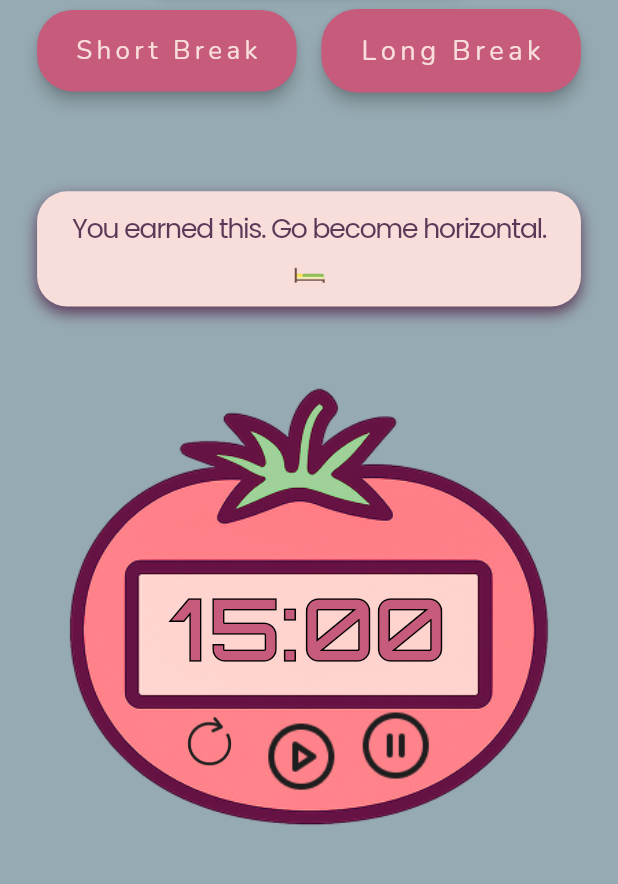
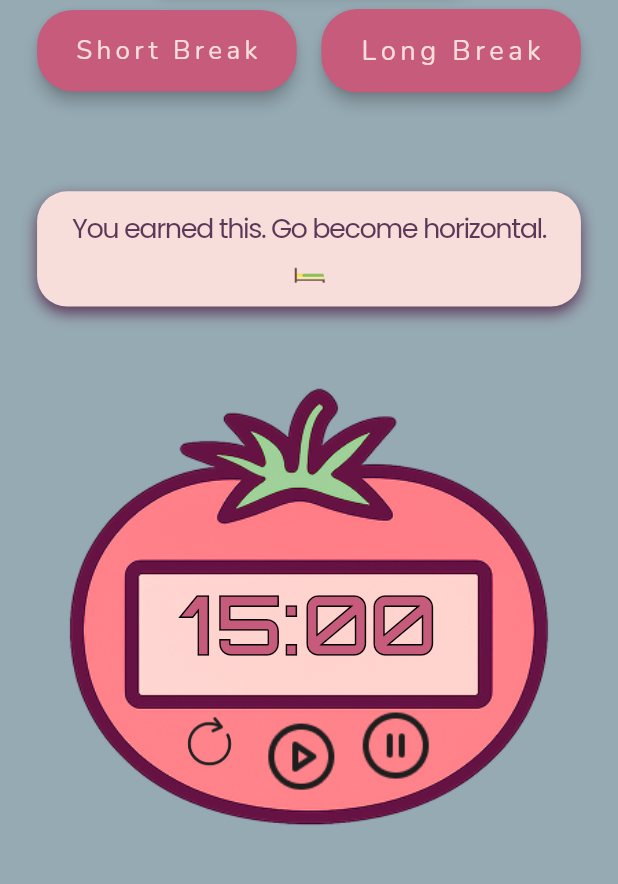
Before and after one commit to vansolinka/pomdoroweird, a Flutter app: the LongBreakScreen screen opened directly, on a phone screen of 412 x 824 dp, the part 229-1113 px from its top. Run offline on Flutter 3.47's test engine with Material 3 defaults, Android fonts, the phone set to English and light mode, and no system bars; our stand-ins replace audioplayers; missing offline and left inert: flutter_arc_text.

```diff
--- a/lib/widgets/tomato_display.dart
+++ b/lib/widgets/tomato_display.dart
@@ -146,7 +146,7 @@ class TomatoDisplayState extends State<TomatoDisplay> with SingleTickerProviderS
             key: timerKey,
             initialTime: widget.duration,
             textStyle: AppTextStyles.timer.copyWith(
-              fontSize: min(Responsive.sp(8), 54)
+              fontSize: min(Responsive.sp(8), 50)
               ),
             onTick: (remaining) {
               if (remaining.inSeconds <= widget.startPulse && !_isFastBreathing) {
```
Also changed, not shown: pubspec.yaml (+11 -0 lines), assets/icon/icon.png (added), 38 other files.
